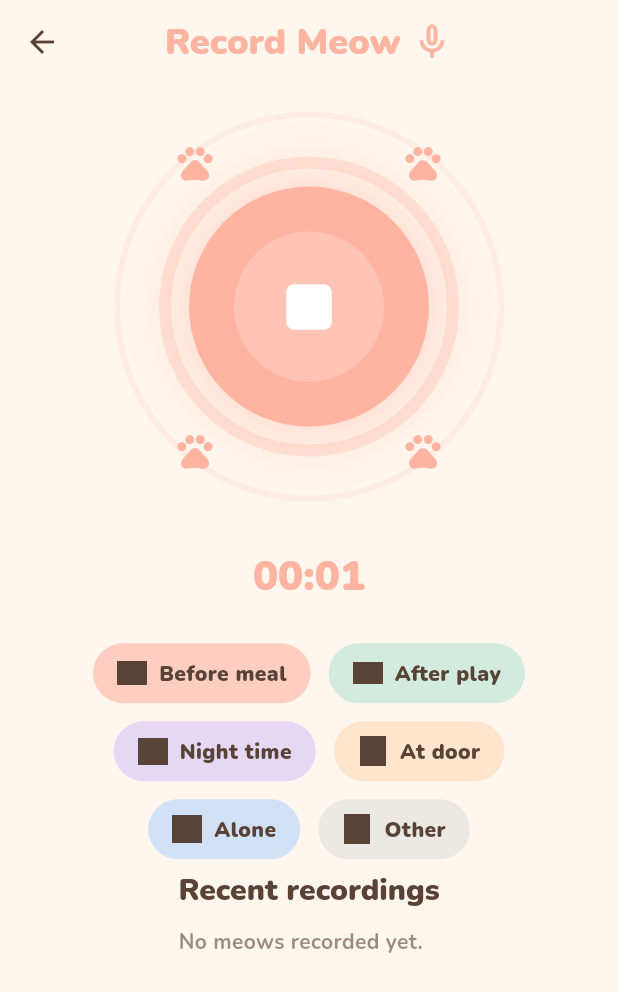
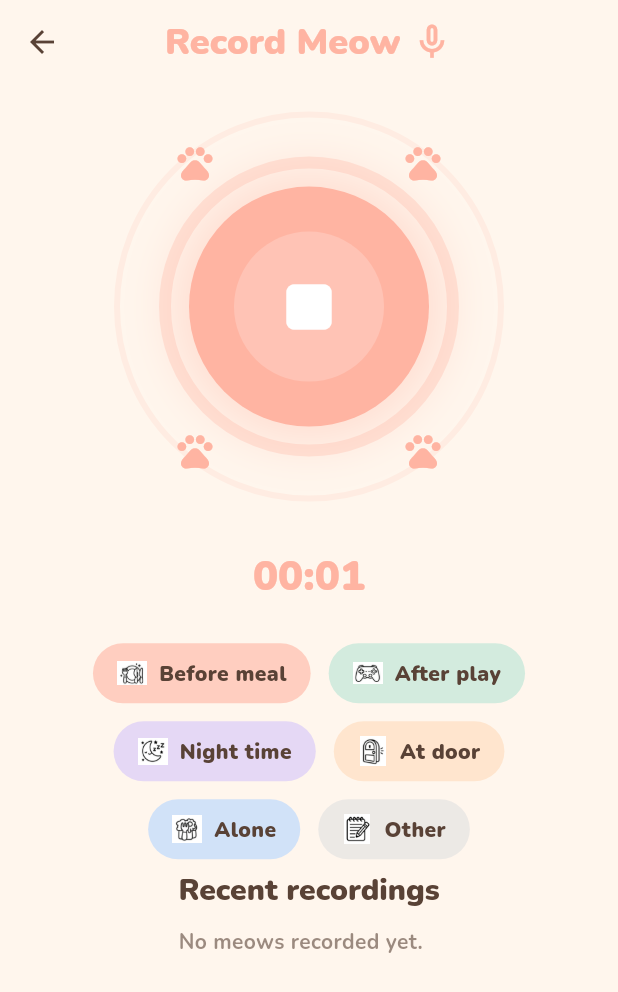
Before and after one commit to MuhammetEminGerim/kedo-takip, a Flutter app: the RecordScreen screen opened directly, after a tap on the "mic none" icon, on a phone screen of 412 x 824 dp. Shown: the top 992 px of the screen. Run offline on Flutter 3.47's test engine with Material 3 defaults, Android fonts, the phone set to English and light mode, and no system bars; our stand-ins replace audioplayers, fl_chart, flutter_riverpod, go_router, google_fonts, hive and 4 more; missing offline and left inert: record; accounts and stored records are empty.

Commit message:
Fix icon rendering: remove color blending for non-transparent PNGs

```diff
--- a/lib/core/theme/app_icons.dart
+++ b/lib/core/theme/app_icons.dart
@@ -1,14 +1,12 @@
 import 'package:flutter/material.dart';
 
 class AppIcons {
-  // Helper to build a tinted icon from asset
+  // Helper to build icon from asset — no color tinting (icons have white bg)
   static Widget _build(String assetName, Color? color, double size) {
     return Image.asset(
       'assets/icons/$assetName',
       width: size,
       height: size,
-      color: color ?? const Color(0xFF594236),
-      colorBlendMode: BlendMode.srcIn,
       errorBuilder: (context, error, stackTrace) => Icon(
         Icons.broken_image_outlined,
         size: size,
```
